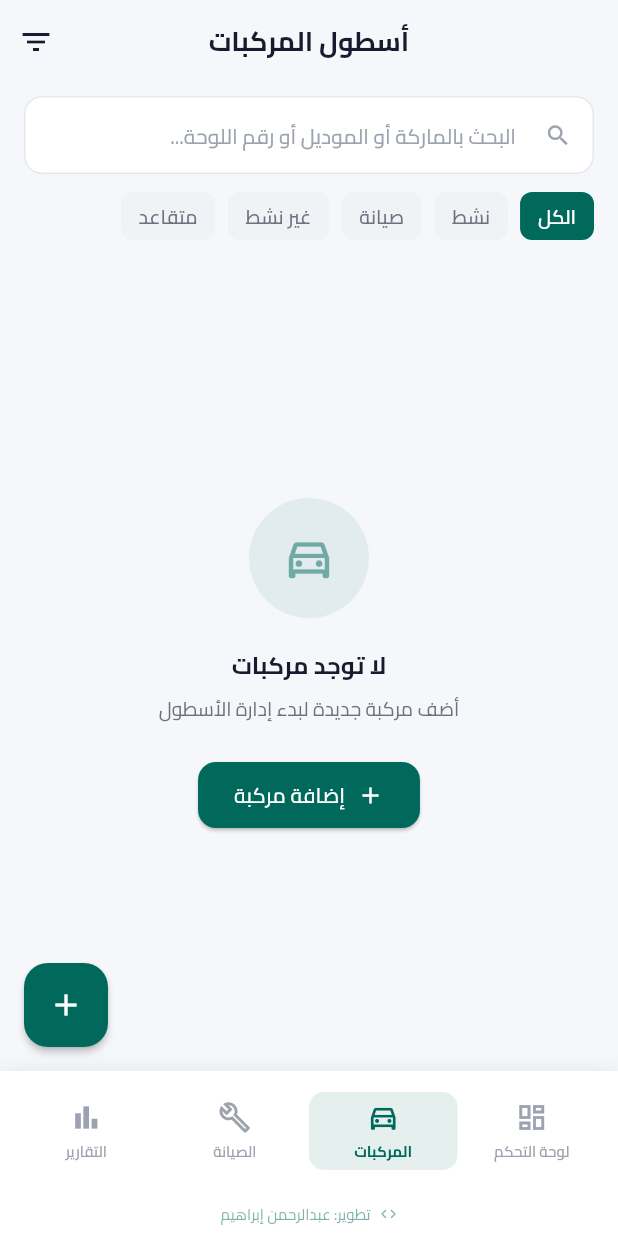
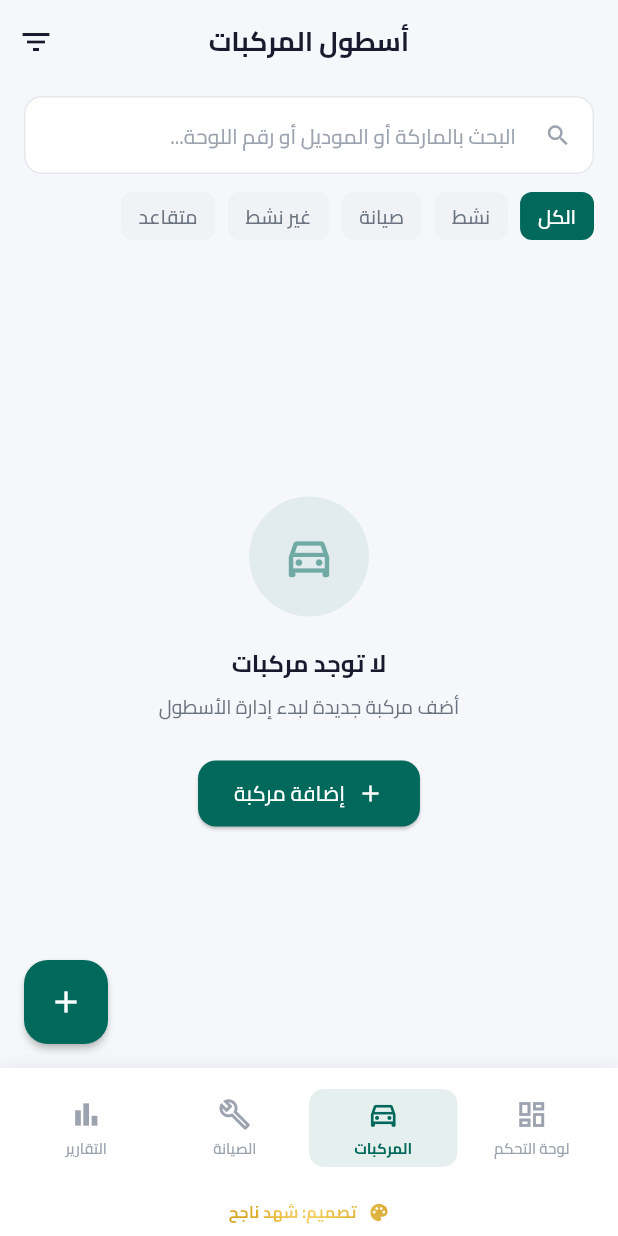
Before and after one commit to AbdoAIG/kms_fleet, a Flutter app: the screen it shows after launch, item 3 of the bottom bar chosen, on a phone screen of 412 x 824 dp. Run offline on Flutter 3.47's test engine with Material 3 defaults, Android fonts, the light colour scheme and no system bars; our stand-ins replace fl_chart, shared_preferences, sqflite; accounts and stored records are empty.

Commit message:
style: gold gradient color + slower 5s animation for developer credit

```diff
--- a/flutter-app/lib/widgets/developer_credit.dart
+++ b/flutter-app/lib/widgets/developer_credit.dart
@@ -1,6 +1,5 @@
 import 'dart:async';
 import 'package:flutter/material.dart';
-import '../utils/app_colors.dart';
 
 class DeveloperCredit extends StatefulWidget {
   final bool compact;
@@ -26,6 +25,9 @@ class _DeveloperCreditState extends State<DeveloperCredit>
   int _currentIndex = 0;
   Timer? _switchTimer;
 
+  static const Color _gold = Color(0xFFD4A017);
+  static const Color _goldLight = Color(0xFFF5D060);
+
   final List<Map<String, IconData>> _credits = const [
     {'تطوير: عبدالرحمن إبراهيم': Icons.code_rounded},
     {'تصميم: شهد ناجح': Icons.palette_rounded},
@@ -36,10 +38,11 @@ class _DeveloperCreditState extends State<DeveloperCredit>
     super.initState();
     _fadeController = AnimationController(
       vsync: this,
-      duration: const Duration(milliseconds: 1200),
+      duration: const Duration(milliseconds: 1500),
     );
     _fadeController.forward(from: 0);
-    _switchTimer = Timer.periodic(const Duration(seconds: 3), (_) {
+    // 5 seconds between each switch
+    _switchTimer = Timer.periodic(const Duration(seconds: 5), (_) {
       _switchCredit();
     });
   }
@@ -67,34 +70,40 @@ class _DeveloperCreditState extends State<DeveloperCredit>
     final credit = _credits[_currentIndex];
     final text = credit.keys.first;
     final icon = credit.values.first;
-    final useFontSize = widget.fontSize ?? (widget.compact ? 10.0 : 13.0);
-    final useIconSize = widget.iconSize ?? (widget.compact ? 12.0 : 16.0);
+    final useFontSize = widget.fontSize ?? (widget.compact ? 11.0 : 14.0);
+    final useIconSize = widget.iconSize ?? (widget.compact ? 14.0 : 18.0);
     final verticalPadding = widget.compact ? 8.0 : 16.0;
-    final textColor = widget.darkBackground
-        ? Colors.white.withOpacity(0.7)
-        : AppColors.primary.withOpacity(0.6);
 
     return FadeTransition(
       opacity: _fadeController,
       child: Padding(
         padding: EdgeInsets.symmetric(vertical: verticalPadding),
+        child: ShaderMask(
+          shaderCallback: (bounds) {
+            return const LinearGradient(
+              colors: [_gold, _goldLight, _gold],
+              begin: Alignment.centerLeft,
+              end: Alignment.centerRight,
+            ).createShader(bounds);
+          },
+          blendMode: BlendMode.srcIn,
           child: Row(
             mainAxisSize: MainAxisSize.min,
             children: [
-            Icon(icon, size: useIconSize, color: textColor),
-            const SizedBox(width: 6),
+              Icon(icon, size: useIconSize),
+              const SizedBox(width: 8),
               Text(
                 text,
                 style: TextStyle(
                   fontSize: useFontSize,
-                fontWeight: FontWeight.w500,
-                color: textColor,
-                letterSpacing: 0.3,
+                  fontWeight: FontWeight.w700,
+                  letterSpacing: 0.5,
                 ),
               ),
             ],
           ),
         ),
+      ),
     );
   }
 }
```
Lines whose indentation alone changed are shown as unchanged.
